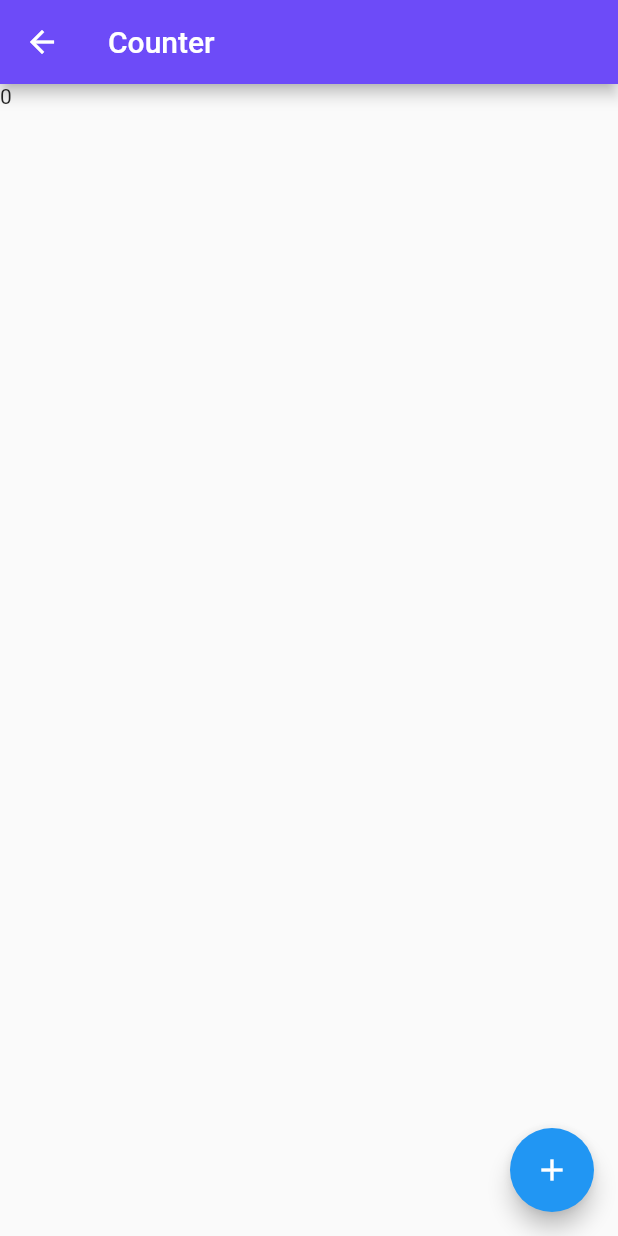
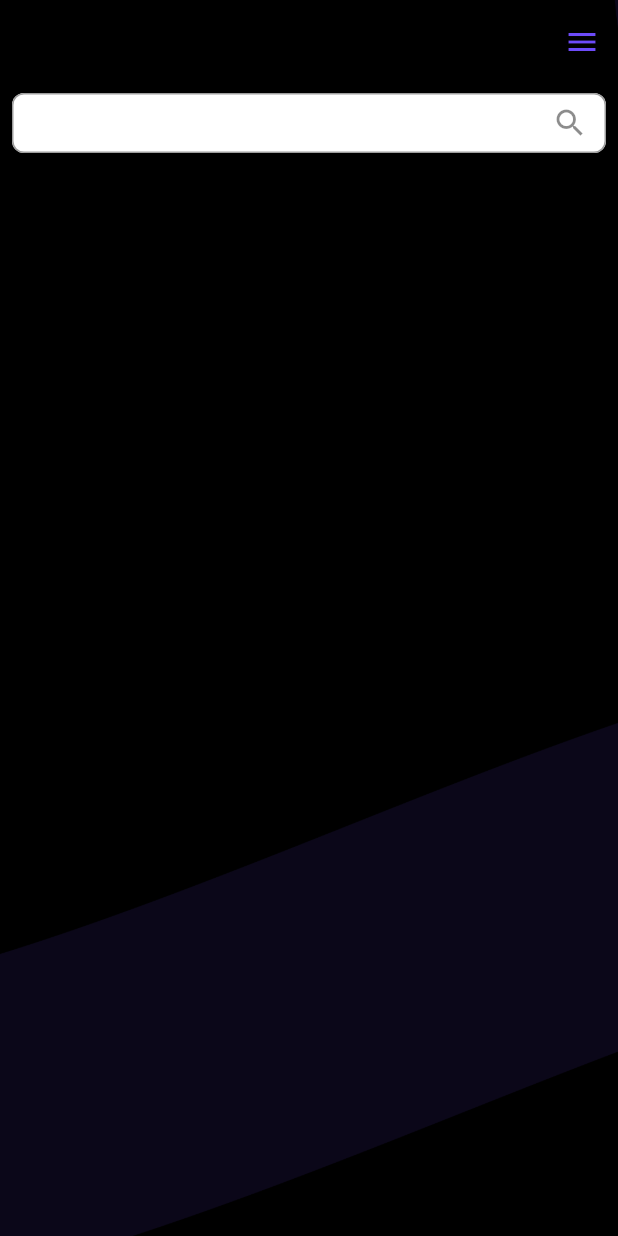
Before and after one commit to williamrutz/thecat_atlas, a Flutter app: the screen it shows after launch, after a tap on "CONHEÇA A LISTA DE RAÇAS", on a phone screen of 412 x 824 dp. Run offline on Flutter 3.47's test engine with Material 2 defaults, Android fonts, the light colour scheme and no system bars; our stand-ins replace flutter_modular, flutter_screenutil, google_fonts, mobx; generated files the repository leaves out were written again.

Commit message:
Started drawer and search box

```diff
--- a/lib/app/modules/home/home_page.dart
+++ b/lib/app/modules/home/home_page.dart
@@ -1,6 +1,7 @@
 import 'package:flutter/material.dart';
-import 'package:flutter_mobx/flutter_mobx.dart';
 import 'package:flutter_modular/flutter_modular.dart';
+import 'package:flutter_screenutil/flutter_screenutil.dart';
+import 'package:thecat_atlas/app/shared/theme_utils.dart';
 
 import 'home_store.dart';
 
@@ -16,18 +17,50 @@ class _HomePageState extends ModularState<HomePage, HomeStore> {
   @override
   Widget build(BuildContext context) {
     return Scaffold(
-      appBar: AppBar(
-        title: Text('Counter'),
-      ),
-      body: Observer(
-        builder: (context) => Text('${store.counter}'),
-      ),
-      floatingActionButton: FloatingActionButton(
-        onPressed: () {
-          store.increment();
-        },
-        child: Icon(Icons.add),
-      ),
+        extendBodyBehindAppBar: true,
+        endDrawer: Drawer(),
+        appBar: AppBar(
+          backgroundColor: Colors.transparent,
+          elevation: 0,
+          iconTheme: IconThemeData(color: ThemeUtils.primaryColor),
+        ),
+        body: Stack(children: [
+          Container(
+            decoration: BoxDecoration(
+                image: DecorationImage(
+                    image: AssetImage('lib/assets/images/background.png'),
+                    fit: BoxFit.cover)
+                  ),
+          ),
+          Positioned(
+            top: ScreenUtil().statusBarHeight + 54,
+            width: MediaQuery.of(context).size.width,
+            child: Padding(
+              padding: const EdgeInsets.all(8.0),
+              child: Column(
+                children: [
+                  Container(
+                      height: 40,
+                      child: TextFormField(
+                        decoration: InputDecoration(
+                            fillColor: Colors.white,
+                            filled: true,
+                            suffixIcon: Icon(Icons.search),
+                            border: OutlineInputBorder(
+                                borderRadius: BorderRadius.circular(8),
+                                borderSide: BorderSide(color: Colors.grey)),
+                            focusedBorder: OutlineInputBorder(
+                                borderRadius: BorderRadius.circular(8),
+                                borderSide: BorderSide(color: Colors.grey)),
+                            enabledBorder: OutlineInputBorder(
+                                borderRadius: BorderRadius.circular(8),
+                                borderSide: BorderSide(color: Colors.grey))),
+                      ))
+                ],
+              ),
+            ),
+          ),
+        ])
     );
   }
 }
--- a/lib/app/modules/main_page/main_page.dart
+++ b/lib/app/modules/main_page/main_page.dart
@@ -58,7 +58,7 @@ class MainPage extends StatelessWidget {
                               shape: RoundedRectangleBorder(
                                   borderRadius: BorderRadius.circular(10))),
                           onPressed: () {
-                            Modular.to.pushNamed('/home');
+                            Modular.to.navigate('/home');
                           },
                           child: Text("CONHEÇA A LISTA DE RAÇAS")
                         ),
```
